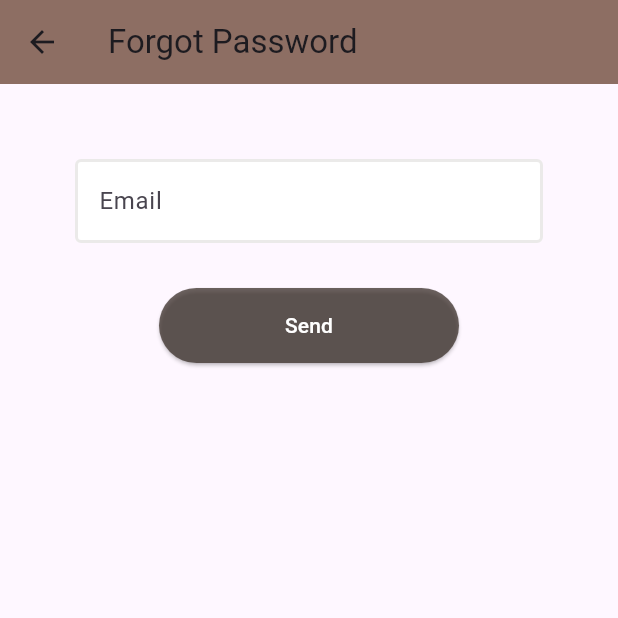
After one commit to zengchai/jood, a Flutter app: the ResetPassword screen opened by its route, on a phone screen of 412 x 824 dp, the top half of it. The commit adds this screen. Run offline on Flutter 3.47's test engine with Material 3 defaults, Android fonts, the phone set to English and light mode, and no system bars; our stand-ins replace cloud_firestore, firebase_auth, firebase_core, flutter_spinkit, fluttertoast; accounts and stored records are empty; network calls fail; project files that could hold a hidden picture were left out.

Commit message:
Updating forget password

```diff
--- a/lib/main.dart
+++ b/lib/main.dart
@@ -4,6 +4,7 @@ import 'package:jood/firebase_options.dart';
 import 'package:jood/models/users.dart';
 import 'package:jood/pages/authenticate/authenticate.dart';
 import 'package:jood/pages/authenticate/register.dart';
+import 'package:jood/pages/authenticate/resetPassword.dart';
 import 'package:jood/pages/authenticate/sign_in.dart';
 import 'package:jood/pages/home/home.dart';
 import 'package:jood/pages/payment/payment.dart';
@@ -52,6 +53,7 @@ class MyApp extends StatelessWidget {
           '/editprofile': (context) => EditProfile(),
           '/method': (context) => MethodPage(),
           '/receipt': (context) => Receipt(),
+          '/resetpassword': (context) => ResetPassword(),
 
 
         },
--- a/lib/pages/authenticate/register.dart
+++ b/lib/pages/authenticate/register.dart
@@ -30,6 +30,7 @@ class _RegisterState extends State<Register> {
         appBar: AppBar(
           backgroundColor: Color(0xFF7b5916).withOpacity(0.75),
           elevation: 0.0,
+          title: Text("Sign Up"),
           actions: <Widget>[],
         ),
         body: ListView(
@@ -120,7 +121,7 @@ class _RegisterState extends State<Register> {
                             setState(() {
                               loading = true;
                             });
-                            dynamic result = await _auth.registerWithEmailAndPassword(email, password, name);
+                            dynamic result = await _auth.registerWithEmailAndPassword(email, password, name, context);
                             if(result == null){
                               setState(() {
                                 loading = false;
--- /dev/null
+++ b/lib/pages/authenticate/resetPassword.dart
@@ -0,0 +1,56 @@
+import "package:flutter/material.dart";
+
+import "../../services/auth.dart";
+
+class ResetPassword extends StatelessWidget {
+  final TextEditingController _emailController = TextEditingController();
+  final AuthService _auth = AuthService();
+  @override
+  Widget build(BuildContext context) {
+    return Scaffold(
+      appBar: AppBar(
+        backgroundColor: Colors.brown[400],
+        elevation: 0.0,
+        title: Text("Forgot Password"),
+        actions: <Widget>[],
+      ),
+      body: Padding(
+        padding: const EdgeInsets.symmetric(vertical: 20.0,horizontal: 50.0),
+        child: Column(
+          children: <Widget>[
+            SizedBox(height: 30.0),
+            TextFormField(
+              controller: _emailController,
+              decoration: InputDecoration(
+                  fillColor: Colors.white,
+                  filled: true,
+                  hintText: 'Email', // Add your placeholder text
+                  enabledBorder: OutlineInputBorder(
+                      borderRadius: BorderRadius.circular(4.0), // Set the border radius here
+                      borderSide: BorderSide(color: Color(0xFF3C312B).withOpacity(0.10), width: 2.0)
+                  ),
+                  focusedBorder: OutlineInputBorder(
+                      borderRadius: BorderRadius.circular(12.0), // Set the border radius here
+                      borderSide: BorderSide(color: Color(0xFF3C312B).withOpacity(0.75), width: 2.0)
+                  )
+              ),
+            ),
+            SizedBox(height: 30.0),
+            ElevatedButton(
+              onPressed: () {
+                _auth.resetPassword(_emailController.text,context);
+              },style: ButtonStyle(
+              backgroundColor: MaterialStateProperty.all<Color>(Color(0xFF3C312B).withOpacity(0.75),),
+              foregroundColor: MaterialStateProperty.all<Color>(Color(0xFFFFFFCC)),
+              minimumSize: MaterialStateProperty.all<Size>(Size(200, 50)),
+            ),
+              child: Text('Send',
+                style: TextStyle(color: Colors.white),
+              ),
+            ),
+          ],
+        ),
+      )
+    );
+  }
+}
--- a/lib/pages/payment/payment.dart
+++ b/lib/pages/payment/payment.dart
@@ -94,6 +94,7 @@ class _PaymentState extends State<Payment> {
   Widget build(BuildContext context) {
     return Scaffold(
       backgroundColor: Colors.brown[50],
+      appBar: AppBar(),
       body: Padding(
         padding: const EdgeInsets.all(15.0),
         child: Column(
--- a/lib/services/database.dart
+++ b/lib/services/database.dart
@@ -136,7 +136,7 @@ class DatabaseService {
   }
 
 // Convert a single document snapshot to a UserProfile
-  UserProfile _userProfileFromSnapshot(DocumentSnapshot snapshot) {
+ UserProfile _userProfileFromSnapshot(DocumentSnapshot snapshot) {
     var userData = snapshot.data() as Map<String, dynamic>;
     return UserProfile(
       uid: userData['uid'] ?? '',
```
Also changed, not shown: lib/constants/warningalert.dart (+5 -3 lines), lib/pages/authenticate/sign_in.dart (+30 -5 lines), lib/pages/home/home.dart (+2 -12 lines), lib/pages/menu/menu.dart (+9 -5 lines), lib/pages/profile/profile.dart (+69 -3 lines), lib/services/auth.dart (+35 -11 lines), pubspec.lock.
